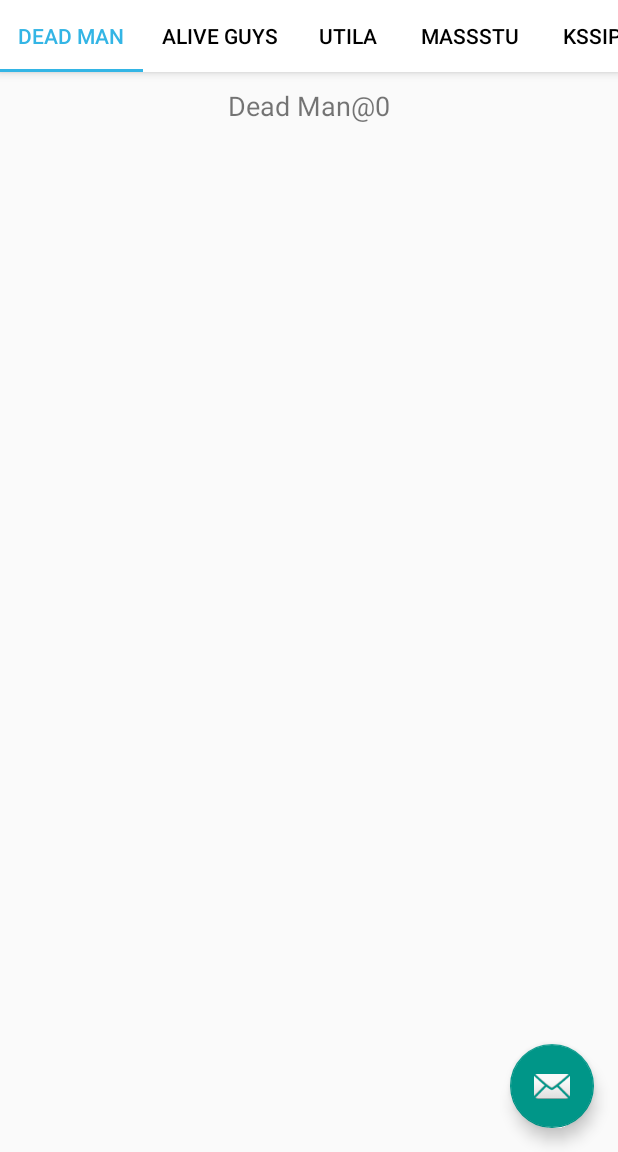
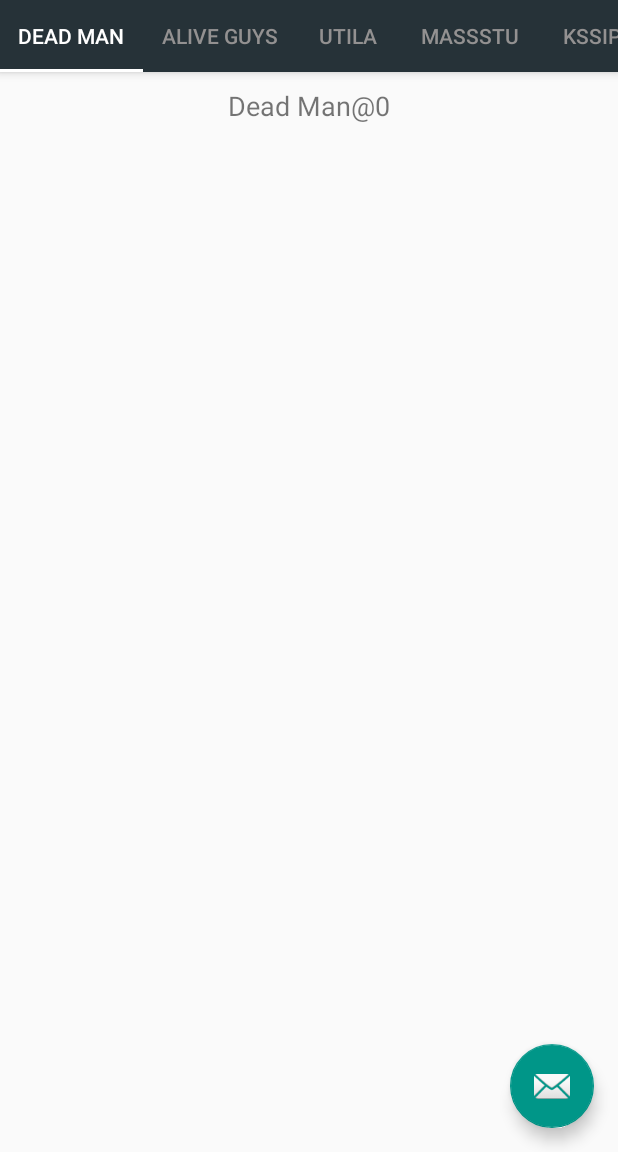
Before and after one commit to gaoyuyu/EasySocial, an Android app: the screen it shows after launch (MainActivity), on a phone screen of 412 x 824 dp, the part 84-1236 px from its top. Run offline under Robolectric (Android 15) with nearby library versions, the phone set to English and light mode, and no system bars; libraries missing offline, so code that uses them is left out: com.readystatesoftware.systembartint; 6 statements that could not run were skipped.

Commit message:
MainFragment替换主布局

```diff
--- a/app/src/main/java/com/gaoyy/easysoical/MainActivity.java
+++ b/app/src/main/java/com/gaoyy/easysoical/MainActivity.java
@@ -1,167 +1,71 @@
 package com.gaoyy.easysoical;
 
 import android.os.Bundle;
-import android.support.design.widget.AppBarLayout;
-import android.support.design.widget.CoordinatorLayout;
 import android.support.design.widget.NavigationView;
-import android.support.design.widget.TabLayout;
 import android.support.v4.app.Fragment;
-import android.support.v4.view.GravityCompat;
-import android.support.v4.view.ViewPager;
+import android.support.v4.app.FragmentManager;
+import android.support.v4.app.FragmentTransaction;
 import android.support.v4.widget.DrawerLayout;
-import android.support.v7.app.ActionBarDrawerToggle;
 import android.support.v7.app.AppCompatActivity;
-import android.support.v7.widget.Toolbar;
-import android.view.MenuItem;
-import android.view.View;
-import android.widget.ListView;
 
-import com.gaoyy.easysoical.adapter.PageAdapter;
-import com.gaoyy.easysoical.fragment.PageFragment;
-import com.readystatesoftware.systembartint.SystemBarTintManager;
+import com.gaoyy.easysoical.fragment.MainFragment;
 
-import java.util.ArrayList;
-import java.util.List;
+public class MainActivity extends AppCompatActivity
+{
 
-public class MainActivity extends AppCompatActivity implements NavigationView.OnNavigationItemSelectedListener
-{
-    private Toolbar toolbar;
-    private ListView mainlist;
+    private NavigationView navigationView;
+    private MainFragment mainFragment;
     private DrawerLayout drawerLayout;
-    private ActionBarDrawerToggle actionBarDrawerToggle;
-    private NavigationView navigationView;
 
-    private CoordinatorLayout coordinatorLayout;
-    private AppBarLayout appBarLayout;
-    private TabLayout tabLayout;
-    private ViewPager viewPager;
-
-    String[] arr = {"item01","item02","item03"};
-    String[] pagerTitle = {"Dead Man","Alive Guys","Utila","MassStu","Kssip","Yusuto"};
-
-    List<Fragment> fragmentList = new ArrayList<Fragment>();
-
-    private PageAdapter pageAdapter;
-
+    //记录当前正在使用的fragment
+    private Fragment isFragment;
 
     @Override
     protected void onCreate(Bundle savedInstanceState)
     {
         super.onCreate(savedInstanceState);
         setContentView(R.layout.activity_main);
-
-        initViews();
-        initData();
-        configViews();
-    }
-    public void configViews()
-    {
-        setSupportActionBar(toolbar);
-        getSupportActionBar().setHomeButtonEnabled(true); //设置返回键可用
-        getSupportActionBar().setDisplayHomeAsUpEnabled(true);
-        actionBarDrawerToggle = new ActionBarDrawerToggle(this, drawerLayout, toolbar, R.string.navigation_drawer_open, R.string.navigation_drawer_close)
-        {
-            @Override
-            public void onDrawerOpened(View drawerView)
-            {
-                super.onDrawerOpened(drawerView);
-            }
-            @Override
-            public void onDrawerClosed(View drawerView)
-            {
-                super.onDrawerClosed(drawerView);
-            }
-        };
-        actionBarDrawerToggle.syncState();
-        drawerLayout.setDrawerListener(actionBarDrawerToggle);
-
-        SystemBarTintManager tintManager=new SystemBarTintManager(this);
-        tintManager.setStatusBarTintResource(R.color.colorPrimaryDark);
-        tintManager.setStatusBarTintEnabled(true);
-
-        pageAdapter = new PageAdapter(getSupportFragmentManager(),pagerTitle,fragmentList);
-        viewPager.setAdapter(pageAdapter);
-        viewPager.setOffscreenPageLimit(pagerTitle.length);
-        viewPager.addOnPageChangeListener(new ViewPager.OnPageChangeListener()
-        {
-            @Override
-            public void onPageScrolled(int position, float positionOffset, int positionOffsetPixels)
-            {
-
-            }
-
-            @Override
-            public void onPageSelected(int position)
-            {
-                toolbar.setTitle(pagerTitle[position]);
-            }
-
-            @Override
-            public void onPageScrollStateChanged(int state)
-            {
-
-            }
-        });
-
-        tabLayout.setTabMode(TabLayout.MODE_SCROLLABLE);
-        // 将TabLayout和ViewPager进行关联，让两者联动起来
-        tabLayout.setupWithViewPager(viewPager);
-        // 设置Tablayout的Tab显示ViewPager的适配器中的getPageTitle函数获取到的标题
-        tabLayout.setTabsFromPagerAdapter(pageAdapter);
-
-        navigationView.setNavigationItemSelectedListener(this);
-
-    }
-    public void initData()
-    {
-
-        for(int i=0;i<pagerTitle.length;i++)
-        {
-            Bundle bundle = new Bundle();
-            bundle.putString("title",pagerTitle[i]);
-            PageFragment pageFragment = new PageFragment();
-            pageFragment.setArguments(bundle);
-            fragmentList.add(i,pageFragment);
-        }
-
-
-
-    }
-    public void initViews()
-    {
-        toolbar = (Toolbar)findViewById(R.id.toolbar);
-        drawerLayout = (DrawerLayout)findViewById(R.id.drawerlayout);
-
-        coordinatorLayout = (CoordinatorLayout)findViewById(R.id.coordinatorLayout);
-        appBarLayout = (AppBarLayout)findViewById(R.id.appbarlayout);
-        tabLayout = (TabLayout)findViewById(R.id.tablayout);
-        viewPager = (ViewPager)findViewById(R.id.viewpager);
-
         navigationView = (NavigationView)findViewById(R.id.nav_view);
+        initFragment(savedInstanceState);
 
 
     }
 
-    @Override
-    public void onBackPressed()
+    public void initFragment(Bundle savedInstanceState)
     {
-        if (drawerLayout.isDrawerOpen(GravityCompat.START))
-        {
-            drawerLayout.closeDrawer(GravityCompat.START);
-        } else
-        {
-            super.onBackPressed();
+        //判断activity是否重建，如果不是，则不需要重新建立fragment.
+        if(savedInstanceState==null) {
+            FragmentManager fm = getSupportFragmentManager();
+            FragmentTransaction ft = fm.beginTransaction();
+            if(mainFragment==null) {
+                mainFragment = new MainFragment();
+            }
+            isFragment = mainFragment;
+            ft.replace(R.id.main, mainFragment).commit();
         }
     }
 
-    @SuppressWarnings("StatementWithEmptyBody")
-    @Override
-    public boolean onNavigationItemSelected(MenuItem item)
-    {
-        int id = item.getItemId();
 
+//    @Override
+//    public void onBackPressed()
+//    {
+//        if (drawerLayout.isDrawerOpen(GravityCompat.START))
+//        {
+//            drawerLayout.closeDrawer(GravityCompat.START);
+//        } else
+//        {
+//            super.onBackPressed();
+//        }
+//    }
 
-        drawerLayout.closeDrawer(GravityCompat.START);
-        return true;
-    }
+//    @SuppressWarnings("StatementWithEmptyBody")
+//    @Override
+//    public boolean onNavigationItemSelected(MenuItem item)
+//    {
+//        int id = item.getItemId();
+//
+//
+//        drawerLayout.closeDrawer(GravityCompat.START);
+//        return true;
+//    }
 }
--- /dev/null
+++ b/app/src/main/java/com/gaoyy/easysoical/fragment/MainFragment.java
@@ -0,0 +1,151 @@
+package com.gaoyy.easysoical.fragment;
+
+
+import android.os.Bundle;
+import android.support.design.widget.AppBarLayout;
+import android.support.design.widget.CoordinatorLayout;
+import android.support.design.widget.TabLayout;
+import android.support.v4.app.Fragment;
+import android.support.v4.view.ViewPager;
+import android.support.v4.widget.DrawerLayout;
+import android.support.v7.app.ActionBarDrawerToggle;
+import android.support.v7.app.AppCompatActivity;
+import android.support.v7.widget.Toolbar;
+import android.view.LayoutInflater;
+import android.view.View;
+import android.view.ViewGroup;
+
+import com.gaoyy.easysoical.R;
+import com.gaoyy.easysoical.adapter.PageAdapter;
+import com.readystatesoftware.systembartint.SystemBarTintManager;
+
+import java.util.ArrayList;
+import java.util.List;
+
+/**
+ * A simple {@link Fragment} subclass.
+ */
+public class MainFragment extends Fragment
+{
+    private Toolbar toolbar;
+    private DrawerLayout drawerLayout;
+    private ActionBarDrawerToggle actionBarDrawerToggle;
+
+    private CoordinatorLayout coordinatorLayout;
+    private AppBarLayout appBarLayout;
+    private TabLayout tabLayout;
+    private ViewPager viewPager;
+
+    String[] pagerTitle = {"Dead Man","Alive Guys","Utila","MassStu","Kssip","Yusuto"};
+
+    List<Fragment> fragmentList = new ArrayList<Fragment>();
+
+    private PageAdapter pageAdapter;
+
+    private View rootView;
+
+    public MainFragment()
+    {
+        // Required empty public constructor
+
+    }
+//    public static MainFragment newInstance(String param1, String param2)
+//    {
+//        MainFragment fragment = new MainFragment();
+//        Bundle args = new Bundle();
+//        fragment.setArguments(args);
+//        return fragment;
+//    }
+
+
+    @Override
+    public View onCreateView(LayoutInflater inflater, ViewGroup container,
+                             Bundle savedInstanceState)
+    {
+        rootView = inflater.inflate(R.layout.fragment_main, container, false);
+        initData();
+        initViews(rootView);
+        configViews();
+        return rootView;
+    }
+
+    public void initViews(View rootView)
+    {
+        toolbar = (Toolbar)rootView.findViewById(R.id.toolbar);
+        drawerLayout = (DrawerLayout)getActivity().findViewById(R.id.drawerlayout);
+        coordinatorLayout = (CoordinatorLayout)rootView.findViewById(R.id.coordinatorLayout);
+        appBarLayout = (AppBarLayout)rootView.findViewById(R.id.appbarlayout);
+        tabLayout = (TabLayout)rootView.findViewById(R.id.tablayout);
+        viewPager = (ViewPager)rootView.findViewById(R.id.viewpager);
+    }
+    public void initData()
+    {
+        for(int i=0;i<pagerTitle.length;i++)
+        {
+            Bundle bundle = new Bundle();
+            bundle.putString("title",pagerTitle[i]);
+            PageFragment pageFragment = new PageFragment();
+            pageFragment.setArguments(bundle);
+            fragmentList.add(i,pageFragment);
+        }
+    }
+    public void configViews()
+    {
+        AppCompatActivity activity = ((AppCompatActivity)getActivity());
+        activity.setSupportActionBar(toolbar);
+        activity.getSupportActionBar().setHomeButtonEnabled(true); //设置返回键可用
+        activity.getSupportActionBar().setDisplayHomeAsUpEnabled(true);
+        actionBarDrawerToggle = new ActionBarDrawerToggle(activity, drawerLayout, toolbar, R.string.navigation_drawer_open, R.string.navigation_drawer_close)
+        {
+            @Override
+            public void onDrawerOpened(View drawerView)
+            {
+                super.onDrawerOpened(drawerView);
+            }
+            @Override
+            public void onDrawerClosed(View drawerView)
+            {
+                super.onDrawerClosed(drawerView);
+            }
+        };
+        actionBarDrawerToggle.syncState();
+        drawerLayout.setDrawerListener(actionBarDrawerToggle);
+
+        SystemBarTintManager tintManager=new SystemBarTintManager(activity);
+        tintManager.setStatusBarTintResource(R.color.colorPrimaryDark);
+        tintManager.setStatusBarTintEnabled(true);
+
+        pageAdapter = new PageAdapter(activity.getSupportFragmentManager(),pagerTitle,fragmentList);
+        viewPager.setAdapter(pageAdapter);
+        viewPager.setOffscreenPageLimit(pagerTitle.length);
+        viewPager.addOnPageChangeListener(new ViewPager.OnPageChangeListener()
+        {
+            @Override
+            public void onPageScrolled(int position, float positionOffset, int positionOffsetPixels)
+            {
+
+            }
+
+            @Override
+            public void onPageSelected(int position)
+            {
+                toolbar.setTitle(pagerTitle[position]);
+            }
+
+            @Override
+            public void onPageScrollStateChanged(int state)
+            {
+
+            }
+        });
+
+        tabLayout.setTabMode(TabLayout.MODE_SCROLLABLE);
+        // 将TabLayout和ViewPager进行关联，让两者联动起来
+        tabLayout.setupWithViewPager(viewPager);
+        // 设置Tablayout的Tab显示ViewPager的适配器中的getPageTitle函数获取到的标题
+        tabLayout.setTabsFromPagerAdapter(pageAdapter);
+
+
+    }
+
+}
--- a/app/src/main/res/layout/activity_main.xml
+++ b/app/src/main/res/layout/activity_main.xml
@@ -18,10 +18,12 @@
         tools:openDrawer="start"
         >
         <!-- 主体-->
-        <include
-            layout="@layout/app_bar_main"
+        <FrameLayout
+            android:id="@+id/main"
             android:layout_width="match_parent"
-            android:layout_height="match_parent"/>
+            android:layout_height="match_parent"
+            />
+
         <!--侧滑菜单-->
         <android.support.design.widget.NavigationView
             android:id="@+id/nav_view"
--- a/app/src/main/res/layout/app_bar_main.xml
+++ b/app/src/main/res/layout/app_bar_main.xml
@@ -30,11 +30,11 @@
             android:layout_width="match_parent"
             android:layout_height="wrap_content"
             android:fillViewport="false"
-            app:tabBackground="@color/white"
+            app:tabBackground="@color/colorPrimary"
             app:tabGravity="fill"
-            app:tabIndicatorColor="@android:color/holo_blue_light"
-            app:tabSelectedTextColor="@android:color/holo_blue_light"
-            app:tabTextColor="@android:color/black"/>
+            app:tabIndicatorColor="@color/white"
+            app:tabSelectedTextColor="@color/white"
+            app:tabTextColor="@color/tab_text_color"/>
 
         <!--Tab被选中字体的颜色-->
         <!--app:tabSelectedTextColor="@android:color/holo_blue_bright"-->
--- /dev/null
+++ b/app/src/main/res/layout/fragment_main.xml
@@ -0,0 +1,11 @@
+<FrameLayout xmlns:android="http://schemas.android.com/apk/res/android"
+             xmlns:tools="http://schemas.android.com/tools"
+             android:layout_width="match_parent"
+             android:layout_height="match_parent"
+             tools:context="com.gaoyy.easysoical.fragment.MainFragment">
+
+    <include
+        layout="@layout/app_bar_main"
+        android:layout_width="match_parent"
+        android:layout_height="match_parent"/>
+</FrameLayout>
--- a/app/src/main/res/values/colors.xml
+++ b/app/src/main/res/values/colors.xml
@@ -7,4 +7,5 @@
 
     <color name="white">#ffffff</color>
     <color name="status_bar_color">#4d080808</color>
+    <color name="tab_text_color">#939191</color>
 </resources>
--- a/app/src/main/res/values/strings.xml
+++ b/app/src/main/res/values/strings.xml
@@ -3,4 +3,7 @@
 
     <string name="navigation_drawer_open">Open navigation drawer</string>
     <string name="navigation_drawer_close">Close navigation drawer</string>
+
+    <!-- TODO: Remove or change this placeholder text -->
+    <string name="hello_blank_fragment">Hello blank fragment</string>
 </resources>
--- a/app/src/main/res/values/styles.xml
+++ b/app/src/main/res/values/styles.xml
@@ -17,8 +17,4 @@
 
     <style name="AppTheme" parent="@style/BaseAppTheme">
     </style>
-
-    <style name="AppTheme.AppBarOverlay" parent="ThemeOverlay.AppCompat.Dark.ActionBar"/>
-
-    <style name="AppTheme.PopupOverlay" parent="ThemeOverlay.AppCompat.Light"/>
 </resources>
```
Also changed, not shown: 1 other file.
